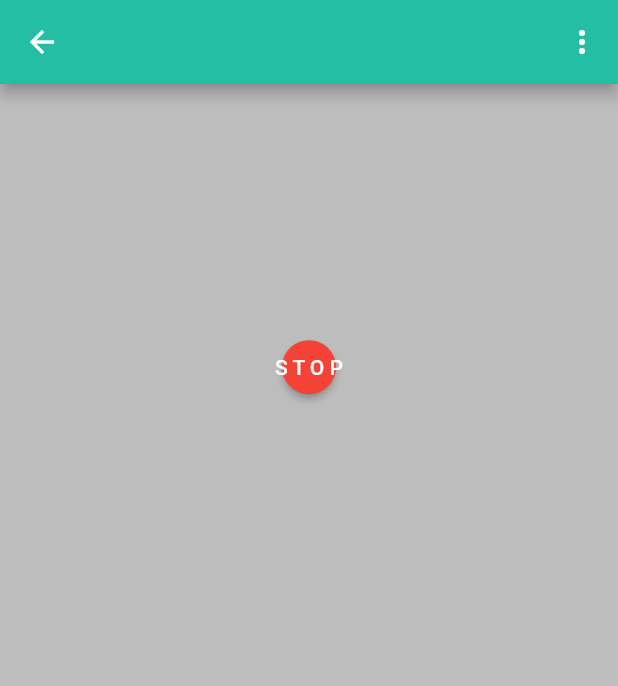
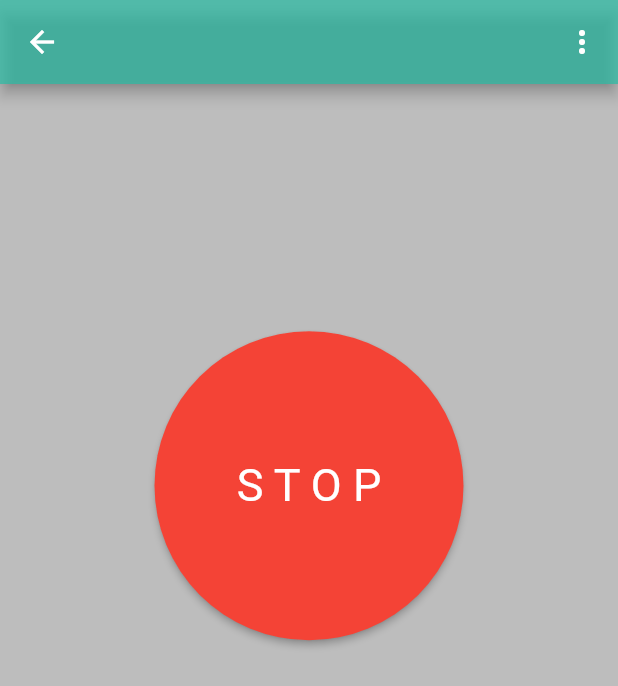
Before and after one commit to Proteus-TURO/turo_app, a Flutter app: the AutoDriving screen opened directly, on a phone screen of 412 x 824 dp. Shown: the top 686 px of the screen. Run offline on Flutter 3.47's test engine with Material 2 defaults, Android fonts, the phone set to English and light mode, and no system bars; missing offline and left inert: flutter_joystick, wifi_iot.

Commit message:
Different layout and logical changes

```diff
--- a/lib/AutoDriving.dart
+++ b/lib/AutoDriving.dart
@@ -29,7 +29,7 @@ class _AutoDrivingState extends State<AutoDriving> {
       backgroundColor: Colors.black26,
       appBar: AppBar(
         title: const Text(''),
-        backgroundColor: Color(0xFF24BEA5),
+        backgroundColor: Color(0xAF24BEA5),
         actions: [
           PopupMenuButton(
             itemBuilder: (context) => [
@@ -59,9 +59,12 @@ class _AutoDrivingState extends State<AutoDriving> {
                 Navigator.push(context, MaterialPageRoute(builder: (context) => ConnectWlan()));
               },
               child: Text('S T O P'),
+
               style: ElevatedButton.styleFrom(
                 primary: Colors.red,
                 shape: CircleBorder(),
+                fixedSize: Size(currentWidth / 2, currentWidth / 2),
+                textStyle: TextStyle(fontSize: 30),
               ),
             ),
           ],
--- a/lib/Controller.dart
+++ b/lib/Controller.dart
@@ -56,6 +56,7 @@ class _TwoJoystickAreaExampleState extends State<TwoJoystickAreaExample> {
     return Scaffold(
       backgroundColor: Colors.black,
       appBar: AppBar(
+        backgroundColor: Color(0xAF24BEA5),
         title: const Text(''),
         actions: [
           PopupMenuButton(
```
Also changed, not shown: lib/Configure.dart (+22 -0 lines), lib/main.dart (+7 -1 lines), assets/ProteusLogo.png.
